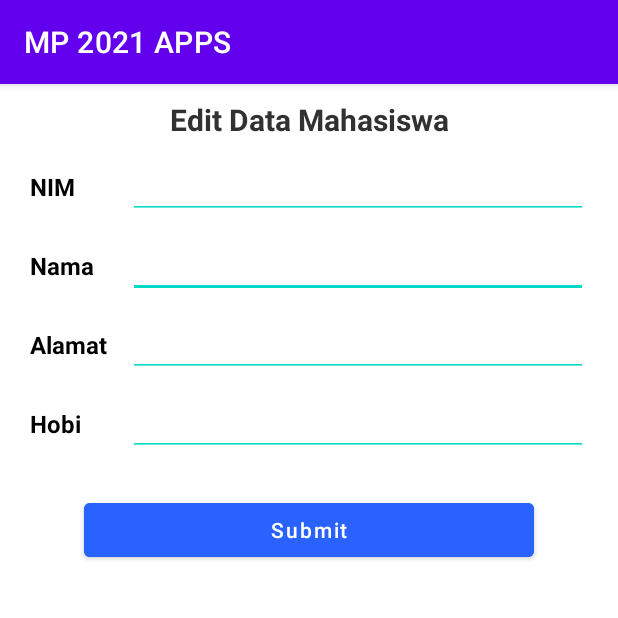
After one commit to farhanaldyy/tugas-mobile-android, an Android app: the UpdateData screen opened directly, with no data from a screen before it, on a phone screen of 412 x 824 dp, the top half of it. The commit adds this screen. Run offline under Robolectric (Android 15) with nearby library versions, the phone set to English and light mode, and no system bars; libraries missing offline, so code that uses them is left out: com.androidnetworking, com.androidnetworking.common, com.androidnetworking.error, com.androidnetworking.interfaces.

Commit message:
Menambahkan Update pada aplikasi

```diff
--- a/app/src/main/AndroidManifest.xml
+++ b/app/src/main/AndroidManifest.xml
@@ -14,7 +14,8 @@
         android:theme="@style/Theme.Project_latihan"
         android:usesCleartextTraffic="true"
         tools:targetApi="28">
-        <activity android:name=".readData"></activity>
+        <activity android:name=".UpdateData"></activity>
+        <activity android:name=".readData" />
         <activity android:name=".insertData" />
         <activity
             android:name=".SplashScreenActivity"
--- a/app/src/main/java/com/example/project_latihan/RecycleViewAdapter.java
+++ b/app/src/main/java/com/example/project_latihan/RecycleViewAdapter.java
@@ -2,12 +2,14 @@ package com.example.project_latihan;
 
 import android.app.ProgressDialog;
 import android.content.Context;
+import android.content.Intent;
 import android.view.LayoutInflater;
 import android.view.View;
 import android.view.ViewGroup;
 import android.widget.TextView;
 
 import androidx.annotation.NonNull;
+import androidx.annotation.RequiresPermission;
 import androidx.cardview.widget.CardView;
 import androidx.recyclerview.widget.RecyclerView;
 
@@ -63,6 +65,18 @@ public class RecycleViewAdapter extends RecyclerView.Adapter<RecycleViewAdapter.
         holder.tvNama.setText(arrayNama.get(position));
         holder.tvAlamat.setText(arrayAlamat.get(position));
         holder.tvHobi.setText(arrayHobi.get(position));
+
+        holder.cvMain.setOnClickListener(new View.OnClickListener() {
+            @Override
+            public void onClick(View v) {
+                Intent i = new Intent(mContext,UpdateData.class);
+                i.putExtra("nim",arrayNim.get(position));
+                i.putExtra("nama",arrayNama.get(position));
+                i.putExtra("alamat",arrayAlamat.get(position));
+                i.putExtra("hobi",arrayHobi.get(position));
+                ((readData)mContext).startActivityForResult(i,1);
+            }
+        });
     }
 
     @Override
--- /dev/null
+++ b/app/src/main/java/com/example/project_latihan/UpdateData.java
@@ -0,0 +1,146 @@
+package com.example.project_latihan;
+
+import androidx.appcompat.app.AppCompatActivity;
+
+import android.app.AlertDialog;
+import android.app.ProgressDialog;
+import android.content.DialogInterface;
+import android.content.Intent;
+import android.os.Bundle;
+import android.os.Handler;
+import android.util.Log;
+import android.view.View;
+import android.widget.Button;
+import android.widget.EditText;
+import android.widget.Toast;
+
+import com.androidnetworking.AndroidNetworking;
+import com.androidnetworking.common.Priority;
+import com.androidnetworking.error.ANError;
+import com.androidnetworking.interfaces.JSONObjectRequestListener;
+
+import org.json.JSONObject;
+
+public class UpdateData extends AppCompatActivity {
+
+    EditText edit_nim, edit_nama, edit_alamat, edit_hobi;
+    String nim, nama, alamat, hobi;
+    Button btn_submit;
+    ProgressDialog progressDialog;
+    private Object Bundle;
+
+    @Override
+    protected void onCreate(Bundle savedInstanceState) {
+        super.onCreate(savedInstanceState);
+        setContentView(R.layout.activity_update_data);
+
+        edit_nim = findViewById(R.id.edit_nim);
+        edit_nama = findViewById(R.id.edit_nama);
+        edit_alamat = findViewById(R.id.edit_alamat);
+        edit_hobi = findViewById(R.id.edit_hobi);
+        btn_submit = findViewById(R.id.btn_submit);
+
+        progressDialog = new ProgressDialog(this);
+
+       getDataIntent();
+
+        btn_submit.setOnClickListener(new View.OnClickListener() {
+            @Override
+            public void onClick(View v) {
+                progressDialog.setMessage("Menambahkan data....");
+                progressDialog.setCancelable(false);
+                progressDialog.show();
+
+                nim = edit_nim.getText().toString();
+                nama = edit_nama.getText().toString();
+                alamat = edit_alamat.getText().toString();
+                hobi = edit_hobi.getText().toString();
+
+                new Handler().postDelayed(new Runnable() {
+                    @Override
+                    public void run() {
+                       validasiData();
+                    }
+                }, 1000);
+            }
+        });
+    }
+
+    void getDataIntent(){
+        Bundle bundle = getIntent().getExtras();
+        if (bundle!=null) {
+            edit_nim.setText(bundle.getString("nim"));
+            edit_nama.setText(bundle.getString("nama"));
+            edit_alamat.setText(bundle.getString("alamat"));
+            edit_hobi.setText(bundle.getString("hobi"));
+        } else {
+            edit_nim.setText("");
+            edit_nama.setText("");
+            edit_alamat.setText("");
+            edit_hobi.setText("");
+        }
+    }
+
+    void validasiData() {
+        if(nim.equals("") || nama.equals("") || alamat.equals("") || hobi.equals("")) {
+            progressDialog.dismiss();
+            Toast.makeText(UpdateData.this, "Periksa Kembali data yang anda masukan!", Toast.LENGTH_SHORT).show();
+        } else {
+            editData();
+        }
+    }
+
+    void editData() {
+        AndroidNetworking.post("http://192.168.43.137/Web-Learning/ApiConnect/updateData.php")
+                .addBodyParameter("nim",""+nim)
+                .addBodyParameter("nama", ""+nama)
+                .addBodyParameter("alamat", ""+alamat)
+                .addBodyParameter("hobi", ""+hobi)
+                .setTag("Update Data")
+                .setPriority(Priority.MEDIUM)
+                .build()
+                .getAsJSONObject(new JSONObjectRequestListener() {
+                    @Override
+                    public void onResponse(JSONObject response) {
+                        progressDialog.dismiss();
+                        Log.d("responEdit",""+response);
+                        try {
+                            Boolean status = response.getBoolean("status");
+                            if (status) {
+                                new AlertDialog.Builder(UpdateData.this)
+                                        .setMessage("Berhasil Mengupdate Data")
+                                        .setCancelable(false)
+                                        .setPositiveButton("Kembali", new DialogInterface.OnClickListener() {
+                                            @Override
+                                            public void onClick(DialogInterface dialog, int which) {
+                                                Intent i = getIntent();
+                                                setResult(RESULT_OK,i);
+                                                UpdateData.this.finish();
+                                            }
+                                        })
+                                        .show();
+                            } else {
+                                new AlertDialog.Builder(UpdateData.this)
+                                        .setMessage("Gagal Mengupdate Data!")
+                                        .setCancelable(false)
+                                        .setPositiveButton("Kembali", new DialogInterface.OnClickListener() {
+                                            @Override
+                                            public void onClick(DialogInterface dialog, int which) {
+
+                                            }
+                                        })
+                                        .show();
+                            }
+                        } catch (Exception e) {
+                            e.printStackTrace();
+                        }
+                    }
+
+                    @Override
+                    public void onError(ANError anError) {
+
+                    }
+                });
+    }
+
+}
--- a/app/src/main/java/com/example/project_latihan/insertData.java
+++ b/app/src/main/java/com/example/project_latihan/insertData.java
@@ -4,6 +4,8 @@ import androidx.appcompat.app.AppCompatActivity;
 
 import android.app.AlertDialog;
 import android.app.ProgressDialog;
+import android.content.DialogInterface;
+import android.content.Intent;
 import android.os.Bundle;
 import android.os.Handler;
 import android.util.Log;
@@ -93,7 +95,14 @@ public class insertData extends AppCompatActivity {
                             if(status) {
                                 new AlertDialog.Builder(insertData.this)
                                         .setMessage("Berhasil Menambahkan Data!")
-                                        .show();
+                                        .setPositiveButton("Kembali", new DialogInterface.OnClickListener() {
+                                            @Override
+                                            public void onClick(DialogInterface dialog, int which) {
+                                                Intent i = getIntent();
+                                                setResult(RESULT_OK,i);
+                                                insertData.this.finish();
+                                            }
+                                        }).show();
                             } else {
                                 new AlertDialog.Builder(insertData.this)
                                         .setMessage("Gagal Menambahkan Data!")
--- a/app/src/main/java/com/example/project_latihan/readData.java
+++ b/app/src/main/java/com/example/project_latihan/readData.java
@@ -1,5 +1,6 @@
 package com.example.project_latihan;
 
+import androidx.annotation.Nullable;
 import androidx.annotation.RequiresPermission;
 import androidx.annotation.RequiresPermission.Read;
 import androidx.appcompat.app.AppCompatActivity;
@@ -9,6 +10,7 @@ import androidx.swiperefreshlayout.widget.SwipeRefreshLayout;
 
 import android.app.ProgressDialog;
 import android.content.Context;
+import android.content.Intent;
 import android.os.Bundle;
 import android.os.Handler;
 import android.util.Log;
@@ -96,10 +98,10 @@ public class readData extends AppCompatActivity {
 
                         try {
                             Boolean status = response.getBoolean("status");
-                            if(status){
+                            if (status) {
                                 JSONArray ja = response.getJSONArray("result");
                                 Log.d("respon",""+ja);
-                                for(int i = 0; i < ja.length(); i++){
+                                for (int i = 0; i < ja.length(); i++) {
                                     JSONObject jo = ja.getJSONObject(i);
 
                                     arrayNim.add(jo.getString("nim"));
@@ -126,4 +128,15 @@ public class readData extends AppCompatActivity {
                 });
     }
 
+    @Override
+    protected void onActivityResult(int requestCode, int resultCode, @Nullable Intent data) {
+        super.onActivityResult(requestCode, resultCode, data);
+        if (requestCode==1) {
+            if (resultCode==RESULT_OK) {
+                scrollRefresh();
+            } else if (resultCode==RESULT_CANCELED) {
+                Toast.makeText(this, "Canceled", Toast.LENGTH_SHORT).show();
+            }
+        }
+    }
 }
--- /dev/null
+++ b/app/src/main/res/drawable/ic_account.xml
@@ -0,0 +1,5 @@
+<vector android:height="24dp" android:tint="#FFFFFF"
+    android:viewportHeight="24" android:viewportWidth="24"
+    android:width="24dp" xmlns:android="http://schemas.android.com/apk/res/android">
+    <path android:fillColor="@android:color/white" android:pathData="M3,5v14c0,1.1 0.89,2 2,2h14c1.1,0 2,-0.9 2,-2L21,5c0,-1.1 -0.9,-2 -2,-2L5,3c-1.11,0 -2,0.9 -2,2zM15,9c0,1.66 -1.34,3 -3,3s-3,-1.34 -3,-3 1.34,-3 3,-3 3,1.34 3,3zM6,17c0,-2 4,-3.1 6,-3.1s6,1.1 6,3.1v1L6,18v-1z"/>
+</vector>
--- /dev/null
+++ b/app/src/main/res/layout/activity_update_data.xml
@@ -0,0 +1,146 @@
+<?xml version="1.0" encoding="utf-8"?>
+<LinearLayout
+    xmlns:android="http://schemas.android.com/apk/res/android"
+    xmlns:app="http://schemas.android.com/apk/res-auto"
+    xmlns:tools="http://schemas.android.com/tools"
+    android:layout_width="match_parent"
+    android:layout_height="match_parent"
+    tools:context=".UpdateData"
+    android:orientation="vertical"
+    android:background="@color/white">
+
+        <TextView
+            android:layout_width="match_parent"
+            android:layout_height="wrap_content"
+            android:text="Edit Data Mahasiswa"
+            android:textAlignment="center"
+            android:textSize="20sp"
+            android:textStyle="bold"
+            android:textColor="#323131"
+            android:layout_marginTop="10dp"/>
+
+        <LinearLayout
+            android:layout_width="match_parent"
+            android:layout_height="wrap_content"
+            android:orientation="horizontal"
+            android:background="@color/white">
+
+            <TextView
+                android:layout_width="65dp"
+                android:layout_height="wrap_content"
+                android:text="NIM  "
+                android:textStyle="bold"
+                android:textSize="16sp"
+                android:textColor="@color/black"
+                android:layout_marginTop="10dp"
+                android:layout_marginLeft="20dp"/>
+
+            <EditText
+                android:id="@+id/edit_nim"
+                android:layout_width="match_parent"
+                android:layout_height="wrap_content"
+                android:enabled="false"
+                android:textSize="16sp"
+                android:textColor="@color/black"
+                android:backgroundTint="@color/teal_200"
+                android:layout_marginTop="10dp"
+                android:layout_marginRight="20dp"/>
+
+        </LinearLayout>
+
+        <LinearLayout
+            android:layout_width="match_parent"
+            android:layout_height="wrap_content"
+            android:orientation="horizontal"
+            android:background="@color/white">
+
+            <TextView
+                android:layout_width="65dp"
+                android:layout_height="wrap_content"
+                android:text="Nama  "
+                android:textStyle="bold"
+                android:textSize="16sp"
+                android:textColor="@color/black"
+                android:layout_marginTop="10dp"
+                android:layout_marginLeft="20dp"/>
+
+            <EditText
+                android:id="@+id/edit_nama"
+                android:layout_width="match_parent"
+                android:layout_height="wrap_content"
+                android:textSize="16sp"
+                android:textColor="@color/black"
+                android:backgroundTint="@color/teal_200"
+                android:layout_marginTop="10dp"
+                android:layout_marginRight="20dp"/>
+
+        </LinearLayout>
+
+        <LinearLayout
+            android:layout_width="match_parent"
+            android:layout_height="wrap_content"
+            android:orientation="horizontal"
+            android:background="@color/white">
+
+            <TextView
+                android:layout_width="65dp"
+                android:layout_height="wrap_content"
+                android:text="Alamat  "
+                android:textStyle="bold"
+                android:textSize="16sp"
+                android:textColor="@color/black"
+                android:layout_marginTop="10dp"
+                android:layout_marginLeft="20dp"/>
+
+            <EditText
+                android:id="@+id/edit_alamat"
+                android:layout_width="match_parent"
+                android:layout_height="wrap_content"
+                android:textSize="16sp"
+                android:textColor="@color/black"
+                android:backgroundTint="@color/teal_200"
+                android:layout_marginTop="10dp"
+                android:layout_marginRight="20dp"/>
+
+        </LinearLayout>
+
+        <LinearLayout
+            android:layout_width="match_parent"
+            android:layout_height="wrap_content"
+            android:orientation="horizontal"
+            android:background="@color/white">
+
+            <TextView
+                android:layout_width="65dp"
+                android:layout_height="wrap_content"
+                android:text="Hobi  "
+                android:textStyle="bold"
+                android:textSize="16sp"
+                android:textColor="@color/black"
+                android:layout_marginTop="10dp"
+                android:layout_marginLeft="20dp"/>
+
+            <EditText
+                android:id="@+id/edit_hobi"
+                android:layout_width="match_parent"
+                android:layout_height="wrap_content"
+                android:textSize="16sp"
+                android:textColor="@color/black"
+                android:backgroundTint="@color/teal_200"
+                android:layout_marginTop="10dp"
+                android:layout_marginRight="20dp"/>
+
+        </LinearLayout>
+
+        <Button
+            android:id="@+id/btn_submit"
+            android:layout_width="300dp"
+            android:layout_height="wrap_content"
+            android:text="Submit"
+            android:textColor="@color/white"
+            android:backgroundTint="#2962FF"
+            android:layout_gravity="center"
+            android:layout_marginTop="25dp"
+            android:textAllCaps="false"/>
+
+</LinearLayout>
--- a/app/src/main/res/layout/template_rv.xml
+++ b/app/src/main/res/layout/template_rv.xml
@@ -14,9 +14,15 @@
 
     <LinearLayout
         android:layout_width="match_parent"
-        android:layout_height="wrap_content"
+        android:layout_height="match_parent"
         android:orientation="horizontal"
         android:layout_margin="5dp">
+
+        <ImageView
+            android:layout_width="90dp"
+            android:layout_height="match_parent"
+            android:src="@drawable/ic_account"
+            android:layout_marginRight="10dp" />
 
         <LinearLayout
             android:layout_width="match_parent"
```
